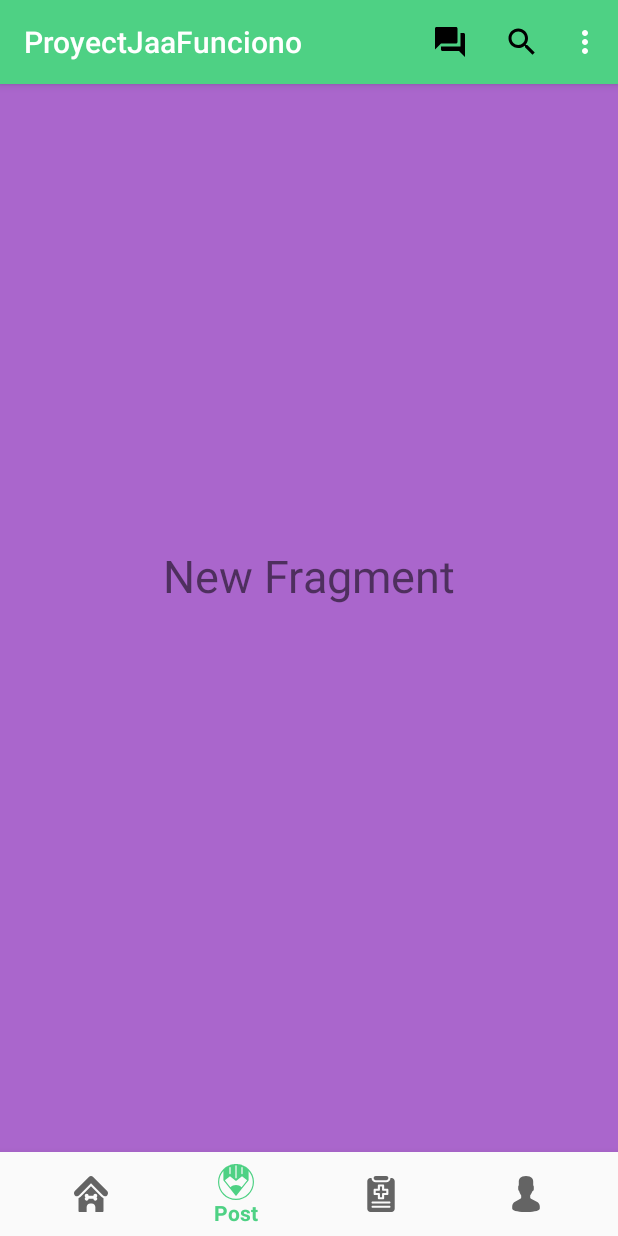
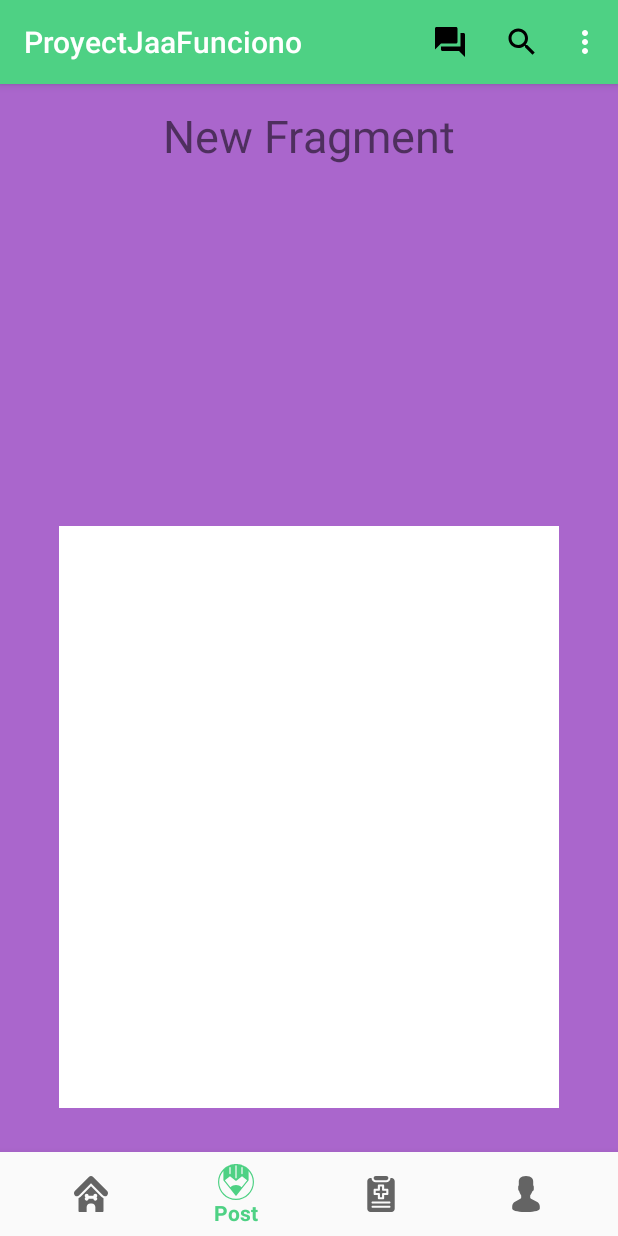
Before and after one commit to daftsu1/patitas, an Android app: the MainActivity screen opened directly, with no data from a screen before it, item 2 of the bottom bar chosen, on a phone screen of 412 x 824 dp. Run offline under Robolectric (Android 15) with nearby library versions, the phone set to English and light mode, and no system bars.

Commit message:
Avance New Fragment

```diff
--- a/app/src/main/java/com/example/a/proyectjaafunciono/MainActivity.java
+++ b/app/src/main/java/com/example/a/proyectjaafunciono/MainActivity.java
@@ -48,7 +48,7 @@ public class MainActivity extends AppCompatActivity {
                         selectedFragment = new HomeFragment();
                         break;
                     case R.id.nav_post:
-                        selectedFragment = new NewFragment();
+                        selectedFragment = new PostFragment();
                         break;
                     case R.id.nav_favorites:
                         selectedFragment = new ProfileFragment();
--- a/app/src/main/java/com/example/a/proyectjaafunciono/NewFragment.java
+++ b/app/src/main/java/com/example/a/proyectjaafunciono/PostFragment.java
@@ -7,11 +7,11 @@ import android.view.LayoutInflater;
 import android.view.View;
 import android.view.ViewGroup;
 
-public class NewFragment extends Fragment {
+public class PostFragment extends Fragment {
 
     @Nullable
     @Override
     public View onCreateView(LayoutInflater inflater, @Nullable ViewGroup container, @Nullable Bundle savedInstanceState){
-        return inflater.inflate(R.layout.fragment_new, container, false);
+        return inflater.inflate(R.layout.fragment_post, container, false);
     }
 }
--- a/app/src/main/res/layout/fragment_new.xml
+++ /dev/null
@@ -1,16 +0,0 @@
-<?xml version="1.0" encoding="utf-8"?>
-<RelativeLayout
-    xmlns:android="http://schemas.android.com/apk/res/android"
-    android:layout_width="match_parent"
-    android:layout_height="match_parent"
-    android:background="@android:color/holo_purple">
-
-    <TextView
-        android:layout_width="wrap_content"
-        android:layout_height="wrap_content"
-        android:text="New Fragment"
-        android:textSize="30sp"
-        android:layout_centerInParent="true"/>
-
-
-</RelativeLayout>
--- /dev/null
+++ b/app/src/main/res/layout/fragment_post.xml
@@ -0,0 +1,28 @@
+<?xml version="1.0" encoding="utf-8"?>
+<RelativeLayout
+    xmlns:android="http://schemas.android.com/apk/res/android"
+    android:layout_width="match_parent"
+    android:layout_height="match_parent"
+    android:background="@android:color/holo_purple">
+
+    <TextView
+        android:layout_width="wrap_content"
+        android:layout_height="wrap_content"
+        android:layout_alignParentTop="true"
+        android:layout_centerHorizontal="true"
+        android:layout_marginTop="70dp"
+        android:text="New Fragment"
+        android:textSize="30sp" />
+
+    <android.support.constraint.ConstraintLayout
+        android:layout_width="333dp"
+        android:layout_height="388dp"
+        android:layout_alignParentBottom="true"
+        android:layout_centerHorizontal="true"
+        android:layout_marginBottom="29dp"
+        android:background="@color/colorCuadros">
+
+    </android.support.constraint.ConstraintLayout>
+
+
+</RelativeLayout>
--- a/app/src/main/res/values/colors.xml
+++ b/app/src/main/res/values/colors.xml
@@ -3,6 +3,7 @@
     <color name="colorPrimary">#4ED184</color>
     <color name="colorPrimaryDark">#303F9F</color>
     <color name="colorAccent">#68b312</color>
+    <color name="colorCuadros">#ffffff</color>
     <!-- NO ESTA EN USO, POR EL BUTTON SHAPE AL IGUAL QUE EL BOX SHAPE-->
     <color name="colorButton">#ffd964</color>
 </resources>
```
